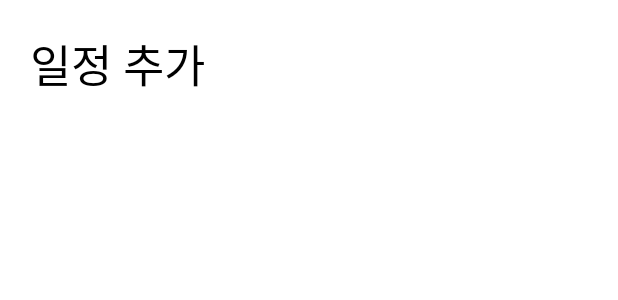
After one commit to Prolog365/Prolog365, an Android app: the layout fragment_add_calendar.xml on its own in the app's theme, with its tools: preview values and no code run, on a phone screen of 412 x 824 dp. The commit adds this screen. Shown: the top 300 px of the screen. Run offline under Robolectric (Android 15) with nearby library versions, the light colour scheme and no system bars.

```diff
--- /dev/null
+++ b/prolog365/app/src/main/res/layout/fragment_add_calendar.xml
@@ -0,0 +1,24 @@
+<?xml version="1.0" encoding="utf-8"?>
+<FrameLayout xmlns:android="http://schemas.android.com/apk/res/android"
+    xmlns:tools="http://schemas.android.com/tools"
+    xmlns:app="http://schemas.android.com/apk/res-auto"
+    android:layout_width="match_parent"
+    android:layout_height="match_parent" >
+
+    <TextView
+        android:id="@+id/add_calendar_top"
+        android:layout_width="match_parent"
+        android:layout_height="wrap_content"
+        android:layout_marginTop="20dp"
+        android:layout_marginStart="20dp"
+        android:layout_marginEnd="20dp"
+        android:text="일정 추가"
+        android:textSize="30dp"
+        app:layout_constraintStart_toStartOf="parent"
+        app:layout_constraintBottom_toBottomOf="parent"
+        android:textColor="@android:color/black" />
+
+
+
+
+</FrameLayout>
--- a/prolog365/app/src/main/res/values/strings.xml
+++ b/prolog365/app/src/main/res/values/strings.xml
@@ -3,4 +3,6 @@
     <string name="title_phonebook">Phonebook</string>
     <string name="title_gallery">Gallery</string>
     <string name="title_calendar">Calendar</string>
+    <!-- TODO: Remove or change this placeholder text -->
+    <string name="hello_blank_fragment">Hello blank fragment</string>
 </resources>
```
Also changed, not shown: prolog365/app/src/main/java/com/example/prolog365/ui/calendar/AddCalendar.kt (added, +24 -0 lines), prolog365/app/src/main/java/com/example/prolog365/ui/calendar/CalendarFragment.kt (+17 -11 lines).
